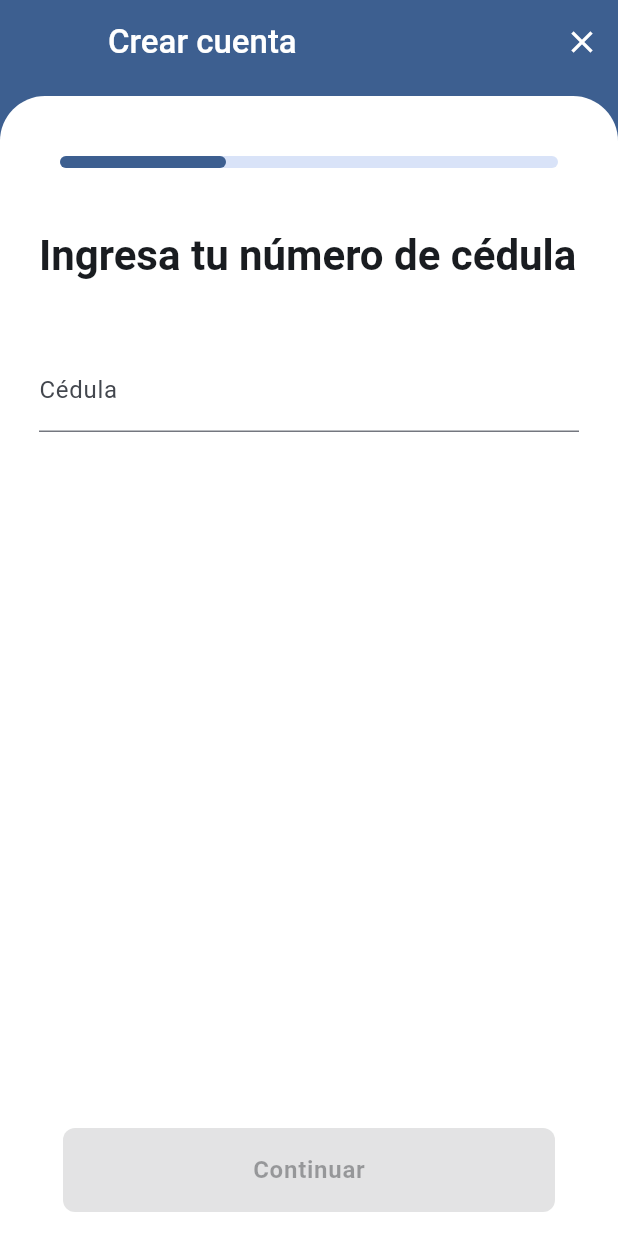
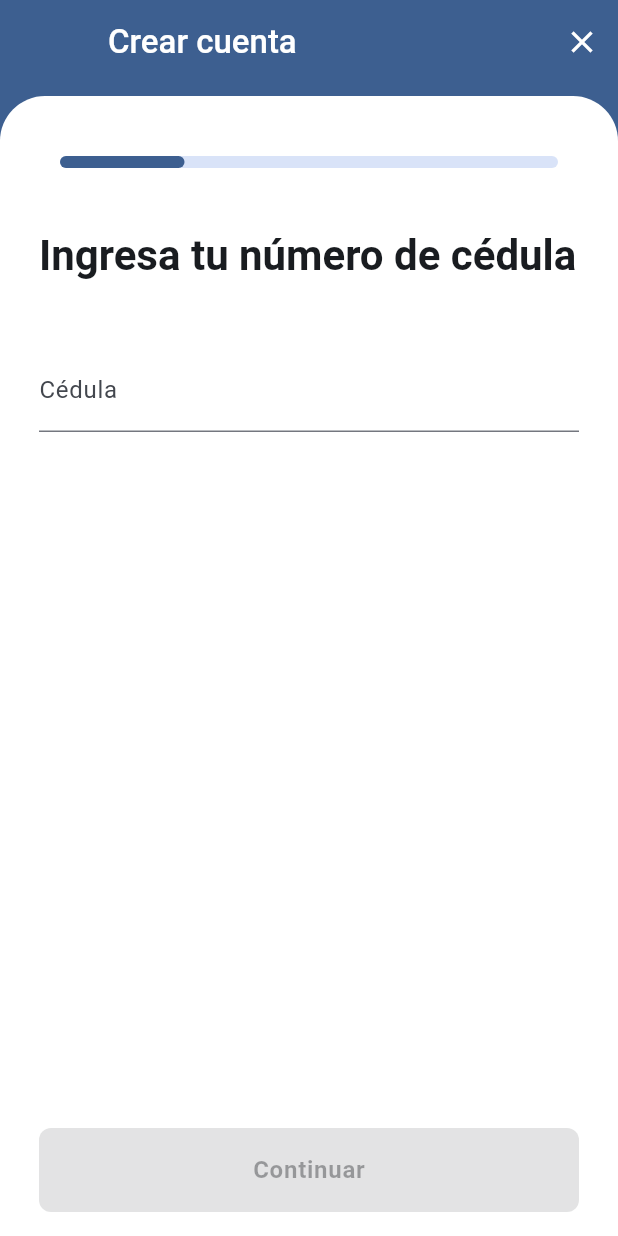
Before and after one commit to laugramaglia/challange_beclever, a Flutter app: the _Data screen opened directly, on a phone screen of 412 x 824 dp. Run offline on Flutter 3.47's test engine with Material 3 defaults, Android fonts, the phone set to English and light mode, and no system bars; our stand-ins replace dartz, flutter_bloc, flutter_svg, get_it, go_router, pin_code_fields.

Commit message:
fix: update ui

```diff
--- a/lib/features/auth/presentation/ui/pages/register_page.dart
+++ b/lib/features/auth/presentation/ui/pages/register_page.dart
@@ -1,9 +1,11 @@
 import 'package:challange_beclever/core/theme/ui/custom_scaffold.dart';
 import 'package:challange_beclever/core/utils/extensions/context.dart';
+import 'package:challange_beclever/features/auth/presentation/bloc/register_user/register_user_cubit.dart';
 import 'package:challange_beclever/features/auth/presentation/bloc/stepper_index/stepper_index_cubit.dart';
 import 'package:challange_beclever/features/auth/presentation/ui/pages/register_sections/id_number_section.dart';
 import 'package:challange_beclever/features/auth/presentation/ui/pages/register_sections/code_confirmation_section.dart';
 import 'package:challange_beclever/features/auth/presentation/ui/pages/register_sections/mobile_section.dart';
+import 'package:challange_beclever/features/auth/presentation/ui/pages/register_sections/new_password_section.dart';
 import 'package:flutter/material.dart';
 import 'package:flutter_bloc/flutter_bloc.dart';
 
@@ -17,6 +19,7 @@ class RegisterPage extends StatelessWidget {
         IdNumberSection(key: ValueKey('id-number')),
         MobileSection(key: ValueKey('mobile')),
         CodeConfirmationSection(key: ValueKey('confirmation-code')),
+        NewPasswordSection(key: ValueKey('new-password')),
       ],
     );
   }
@@ -29,14 +32,24 @@ class _Data extends StatelessWidget {
 
   @override
   Widget build(BuildContext context) {
+    return MultiBlocProvider(
+      providers: [
+        BlocProvider<StepperIndexCubit>(
+          create: (context) => StepperIndexCubit(sections.length),
+        ),
+        BlocProvider(
+          create: (context) => RegisterUserCubit(),
+        ),
+      ],
+      child: Builder(builder: (context) {
         final indexState = context.watch<StepperIndexCubit>();
         return CustomScaffold(
           titleLabel: 'Crear cuenta',
           leading: indexState.isFirstPage
               ? const SizedBox.shrink()
               : IconButton(
-              icon:
-                  Icon(Icons.arrow_back, color: context.colorScheme.onPrimary),
+                  icon: Icon(Icons.arrow_back,
+                      color: context.colorScheme.onPrimary),
                   onPressed: indexState.previousPage,
                 ),
           body: Column(
@@ -62,5 +75,7 @@ class _Data extends StatelessWidget {
             ],
           ),
         );
+      }),
+    );
   }
 }
--- a/lib/features/auth/presentation/ui/pages/register_sections/id_number_section.dart
+++ b/lib/features/auth/presentation/ui/pages/register_sections/id_number_section.dart
@@ -17,7 +17,7 @@ class IdNumberSection extends StatelessWidget {
         titleLabel: 'Ingresa tu número de cédula',
         onPressedFloatingActionButton: userState.idNumber.isEmpty
             ? null
-            : () => context.read<StepperIndexCubit>().nextPage(3),
+            : context.read<StepperIndexCubit>().nextPage,
         children: [
           TextFieldWidget(
             initialValue: userState.idNumber,
--- a/lib/features/auth/presentation/ui/pages/register_sections/mobile_section.dart
+++ b/lib/features/auth/presentation/ui/pages/register_sections/mobile_section.dart
@@ -18,9 +18,10 @@ class MobileSection extends StatelessWidget {
         descriptionLabel: 'Te enviaremos un SMS con código de cuatro digitos',
         onPressedFloatingActionButton: userState.pohneNumber.isEmpty
             ? null
-            : () => context.read<StepperIndexCubit>().nextPage(3),
+            : context.read<StepperIndexCubit>().nextPage,
         children: [
           TextFieldWidget(
+            initialValue: userState.pohneNumber,
             keyboardType: TextInputType.number,
             validators: const [
               TextInputValidators.required,
--- /dev/null
+++ b/lib/features/auth/presentation/ui/widgets/continue_button.dart
@@ -0,0 +1,46 @@
+import 'package:challange_beclever/core/theme/extensions/theme_buttons_extension.dart';
+import 'package:challange_beclever/core/utils/extensions/context.dart';
+import 'package:flutter/material.dart';
+
+class Continuebutton extends StatelessWidget {
+  final String? secondaryButtonLabel;
+  final void Function()? secondaryOnPressed;
+  final String label;
+  final void Function()? onPressed;
+  const Continuebutton(
+      {super.key,
+      required this.label,
+      required this.onPressed,
+      this.secondaryButtonLabel,
+      this.secondaryOnPressed});
+
+  @override
+  Widget build(BuildContext context) {
+    return Column(
+      mainAxisSize: MainAxisSize.min,
+      children: [
+        if (secondaryButtonLabel case final secondaryButtonLabel?)
+          Padding(
+            padding: const EdgeInsets.only(bottom: 12),
+            child: TextButton(
+                onPressed: secondaryOnPressed,
+                child: Text(secondaryButtonLabel,
+                    style: context.theme.textTheme.bodyLarge?.copyWith(
+                      fontWeight: FontWeight.w600,
+                      color: context.colorScheme.primary,
+                      fontSize: 18,
+                    ))),
+          ),
+        SizedBox(
+          height: 56,
+          width: double.maxFinite,
+          child: ElevatedButton(
+            style: context.theme.buttonFilled,
+            onPressed: onPressed,
+            child: Text(label),
+          ),
+        ),
+      ],
+    );
+  }
+}
--- a/lib/features/auth/presentation/ui/widgets/onboarding_main_section.dart
+++ b/lib/features/auth/presentation/ui/widgets/onboarding_main_section.dart
@@ -1,32 +1,30 @@
-import 'package:challange_beclever/core/theme/extensions/theme_buttons_extension.dart';
 import 'package:challange_beclever/core/utils/extensions/context.dart';
+import 'package:challange_beclever/features/auth/presentation/ui/widgets/continue_button.dart';
 import 'package:flutter/material.dart';
 
 class OnboardingMainSection extends StatelessWidget {
-  final String? titleLabel, descriptionLabel;
+  final String? titleLabel, descriptionLabel, secondaryButtonLabel;
   final List<Widget> children;
-  final void Function()? onPressedFloatingActionButton;
+  final void Function()? onPressedFloatingActionButton, secondaryOnPressed;
+
   const OnboardingMainSection({
     super.key,
     this.titleLabel,
     this.descriptionLabel,
     required this.children,
     this.onPressedFloatingActionButton,
+    this.secondaryButtonLabel,
+    this.secondaryOnPressed,
   });
 
   @override
   Widget build(BuildContext context) {
     return Scaffold(
-      floatingActionButton: Padding(
-        padding: const EdgeInsets.symmetric(horizontal: 16),
-        child: SizedBox(
-          height: 56,
-          child: ElevatedButton(
-            onPressed: onPressedFloatingActionButton,
-            style: context.theme.buttonFilled,
-            child: const Center(child: Text('Continuar')),
-          ),
-        ),
+      floatingActionButton: Continuebutton(
+        onPressed: onPressedFloatingActionButton,
+        label: 'Continuar',
+        secondaryButtonLabel: secondaryButtonLabel,
+        secondaryOnPressed: secondaryOnPressed,
       ),
       floatingActionButtonLocation: FloatingActionButtonLocation.centerFloat,
       backgroundColor: Colors.transparent,
--- a/lib/features/auth/presentation/ui/widgets/text_field_widget.dart
+++ b/lib/features/auth/presentation/ui/widgets/text_field_widget.dart
@@ -2,26 +2,39 @@ import 'package:flutter/material.dart';
 import 'package:flutter/services.dart';
 import 'package:intl/intl.dart';
 
-enum TextInputValidators { required, email, number, arIdNumber, arMobile }
+enum TextInputValidators {
+  required,
+  email,
+  number,
+  arIdNumber,
+  arMobile,
+  password,
+  custom,
+}
 
 class TextFieldWidget extends StatefulWidget {
   final String? initialValue;
   final String labelText;
   final TextInputType keyboardType;
-  final bool isPass;
   final List<TextInputValidators> validators;
   final List<TextInputFormatter>? inputFormatters;
   final Function(String value, String? error)? onChange;
-  const TextFieldWidget({
+  final String? Function(String? value)? customValidator;
+
+  TextFieldWidget({
     super.key,
     this.initialValue,
     required this.labelText,
     this.keyboardType = TextInputType.text,
-    this.isPass = false,
     this.validators = const [],
+    this.customValidator,
     this.inputFormatters,
     this.onChange,
-  });
+  }) : assert(
+          !(validators.contains(TextInputValidators.custom) &&
+              customValidator == null),
+          'customValidator cannot be null if validators contains TextInputValidators.custom',
+        );
 
   @override
   State<TextFieldWidget> createState() => _TextFieldWidgetState();
@@ -51,11 +64,12 @@ class _TextFieldWidgetState extends State<TextFieldWidget> {
         children: [
           TextField(
             onChanged: _onChange,
-            onTapOutside: (event) {
+            onTapOutside: (_) {
               FocusScope.of(context).unfocus();
             },
             controller: controller,
-            obscureText: widget.isPass,
+            obscureText:
+                widget.validators.contains(TextInputValidators.password),
             keyboardType: widget.keyboardType,
             inputFormatters: widget.inputFormatters,
             decoration: InputDecoration(
@@ -108,6 +122,17 @@ class _TextFieldWidgetState extends State<TextFieldWidget> {
                       : !RegExp(r'^\d{7}$').hasMatch(value)
                           ? 'Celular invalido'
                           : null,
+          TextInputValidators.password => value.isNotEmpty
+              ? value.length < 8
+                  ? 'Minimo 8 caracteres'
+
+                  // una maxuscula, minuscula y un numero
+                  : !RegExp(r'^(?=.*[a-z])(?=.*[A-Z])(?=.*\d)[a-zA-Z\d]{8,}$')
+                          .hasMatch(value)
+                      ? 'Al menos una mayuscula, minuscula y un numero'
+                      : null
+              : null,
+          TextInputValidators.custom => widget.customValidator?.call(value)
         }
     ].where((e) => e != null).join(', ');
 
```
Also changed, not shown: lib/features/auth/presentation/ui/pages/register_sections/code_confirmation_section.dart (+58 -6 lines), lib/features/auth/presentation/ui/pages/register_sections/new_password_section.dart (added, +70 -0 lines). Lines whose indentation alone changed are shown as unchanged.
